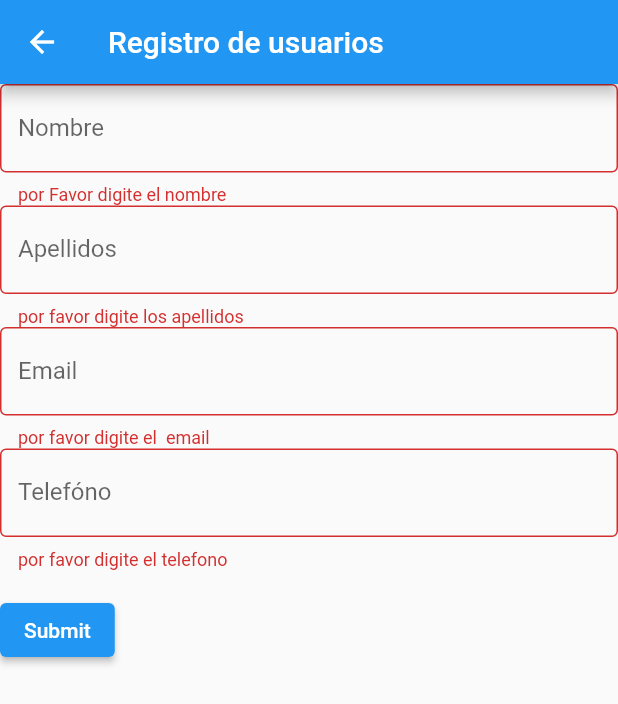
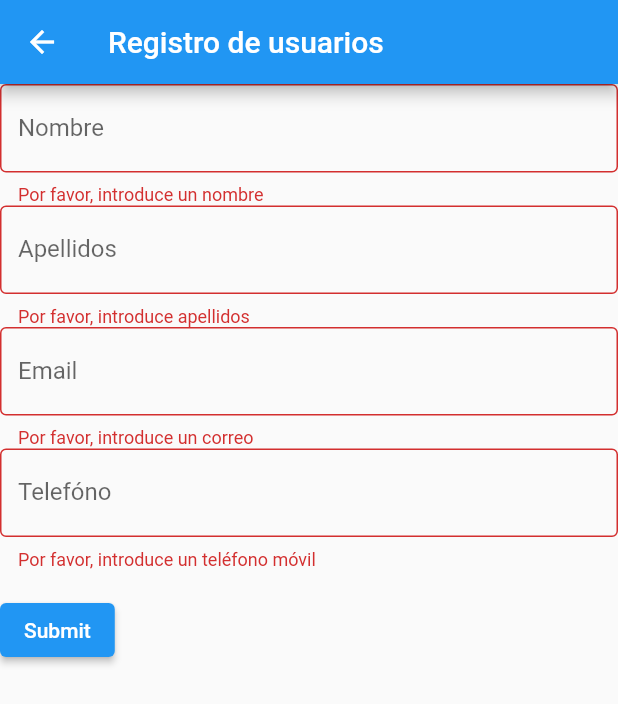
Before and after one commit to uo269412/vets-269412-dart-ap, a Flutter app: the UserSignUpForm screen opened directly, after a tap on "Submit", on a phone screen of 412 x 824 dp. Shown: the top 704 px of the screen. Run offline on Flutter 3.47's test engine with Material 2 defaults, Android fonts, the phone set to English and light mode, and no system bars; our stand-ins replace shelf; missing offline and left inert: bcrypt, bson, dart_jsonwebtoken, mongo_dart, shelf_router.

Commit message:
vets-UO269412-flutter-07-Validación de campos.

```diff
--- a/vets_uo_dart_api/vets_uo_flutter_app/lib/pages/user_edit.dart
+++ b/vets_uo_dart_api/vets_uo_flutter_app/lib/pages/user_edit.dart
@@ -1,5 +1,6 @@
 import 'package:flutter/material.dart';
 import 'package:vets_uo_flutter_app/src/user.dart';
+import 'package:vets_uo_flutter_app/src/validations.dart';
 
 class UserEdit extends StatefulWidget {
   final User user;
@@ -45,10 +46,7 @@ class StateUserEdit extends State<UserEdit> {
                   border: OutlineInputBorder(),
                 ),
                 validator: (value) {
-                  if (value == null || value.isEmpty) {
-                    return 'por Favor digite el nombre';
-                  }
-                  return null;
+                  return Validations.validateName(value);
                 },
                  onSaved: (value) => nameController.text = value ?? '',
               ),
@@ -60,10 +58,7 @@ class StateUserEdit extends State<UserEdit> {
                   border: OutlineInputBorder(),
                 ),
                 validator: (value) {
-                  if (value == null || value.isEmpty) {
-                    return 'por favor digite los apellidos';
-                  }
-                  return null;
+                  return Validations.validateSurname(value);
                 },
                 onSaved: (value) {
                   surnameController.text = value ?? '';
@@ -77,10 +72,7 @@ class StateUserEdit extends State<UserEdit> {
                   border: OutlineInputBorder(),
                 ),
                 validator: (value) {
-                  if (value == null || value.isEmpty) {
-                    return 'por favor digite el  email';
-                  }
-                  return null;
+                 return Validations.validateEmail(value);
                 },
                 onSaved: (value) {
                   emailController.text = value ?? '';
@@ -94,10 +86,7 @@ class StateUserEdit extends State<UserEdit> {
                   border: OutlineInputBorder(),
                 ),
                 validator: (value) {
-                  if (value == null || value.isEmpty) {
-                    return 'por favor digite el telefono ';
-                  }
-                  return null;
+                  return Validations.validatePhone(value);
                 },
                 onSaved: (value) {
                   phoneController.text = value ?? '';
--- a/vets_uo_dart_api/vets_uo_flutter_app/lib/pages/user_signup_format.dart
+++ b/vets_uo_dart_api/vets_uo_flutter_app/lib/pages/user_signup_format.dart
@@ -1,5 +1,6 @@
 import 'package:flutter/material.dart';
 import 'package:vets_uo_flutter_app/src/user.dart';
+import 'package:vets_uo_flutter_app/src/validations.dart';
 
 // Create a Form widget.
 class UserSignUpForm extends StatefulWidget {
@@ -37,10 +38,7 @@ class UserSignUpFormState extends State<UserSignUpForm> {
                 ),
                 // The validator receives the text that the user has entered.
                 validator: (value) {
-                  if (value == null || value.isEmpty) {
-                    return 'por Favor digite el nombre';
-                  }
-                  return null;
+                  return Validations.validateName(value);
                 },
                 onSaved: (value) => _name = value ?? '',
               ),
@@ -51,10 +49,7 @@ class UserSignUpFormState extends State<UserSignUpForm> {
                   border: OutlineInputBorder(),
                 ),
                 validator: (value) {
-                  if (value == null || value.isEmpty) {
-                    return 'por favor digite los apellidos';
-                  }
-                  return null;
+                  return Validations.validateSurname(value);
                 },
                 onSaved: (value) {
                   _surname = value ?? '';
@@ -67,10 +62,7 @@ class UserSignUpFormState extends State<UserSignUpForm> {
                   border: OutlineInputBorder(),
                 ),
                 validator: (value) {
-                  if (value == null || value.isEmpty) {
-                    return 'por favor digite el  email';
-                  }
-                  return null;
+                  return Validations.validateEmail(value);
                 },
                 onSaved: (value) {
                   _email = value ?? '';
@@ -83,10 +75,7 @@ class UserSignUpFormState extends State<UserSignUpForm> {
                   border: OutlineInputBorder(),
                 ),
                 validator: (value) {
-                  if (value == null || value.isEmpty) {
-                    return 'por favor digite el telefono ';
-                  }
-                  return null;
+                  return Validations.validatePhone(value);
                 },
                 onSaved: (value) {
                   _phone = value ?? '';
--- /dev/null
+++ b/vets_uo_dart_api/vets_uo_flutter_app/lib/src/validations.dart
@@ -0,0 +1,53 @@
+class Validations {
+
+  static bool validateIsNotPresent(String? value) {
+    return (value == null || value.isEmpty);
+  }
+
+  static String? validateEmail(String? value) {
+    if (validateIsNotPresent(value)) {
+      return "Por favor, introduce un correo";
+    }
+    RegExp regexCorreo = RegExp(r'^[a-zA-Z0-9]+@[a-zA-Z0-9]+\.[a-z]');
+    if (!regexCorreo.hasMatch(value.toString())) {
+      return "Por favor, introduce un formato de correo adecuado (tiene que haber un @ y un .)";
+    }
+    return null;
+  }
+
+  static String? validateName(String? value) {
+    if (validateIsNotPresent(value)) {
+      return "Por favor, introduce un nombre";
+    }
+    if (value.toString().length < 2) {
+      return 'El nombre debe tener al menos 2 caracteres';
+    }
+    else if (value.toString().length > 20) {
+      return 'El nombre no puede superar 20 caracteres';
+    }
+    return null;
+  }
+
+    static String? validateSurname(String? value) {
+    if (validateIsNotPresent(value)) {
+      return "Por favor, introduce apellidos";
+    }
+    RegExp regexEspacio = RegExp(r"[a-zA-Z]+ +[a-zA-Z]+");
+    if (!regexEspacio.hasMatch(value.toString())) {
+      return "Por favor, introduce dos apellidos";
+    }
+    return null;
+  }
+
+    static String? validatePhone(String? value) {
+      if (validateIsNotPresent(value)) {
+        return "Por favor, introduce un teléfono móvil";
+      }
+      RegExp regexCorreo = RegExp(r'^\d{3}-\d{3}-\d{3}-\d{3}$');
+      if (!regexCorreo.hasMatch(value.toString())) {
+        return "Por favor, introduce un formato de teléfono adecuado (cuatro sets de tres números separados con un -)";
+      }
+      return null;
+  }
+
+}
```
